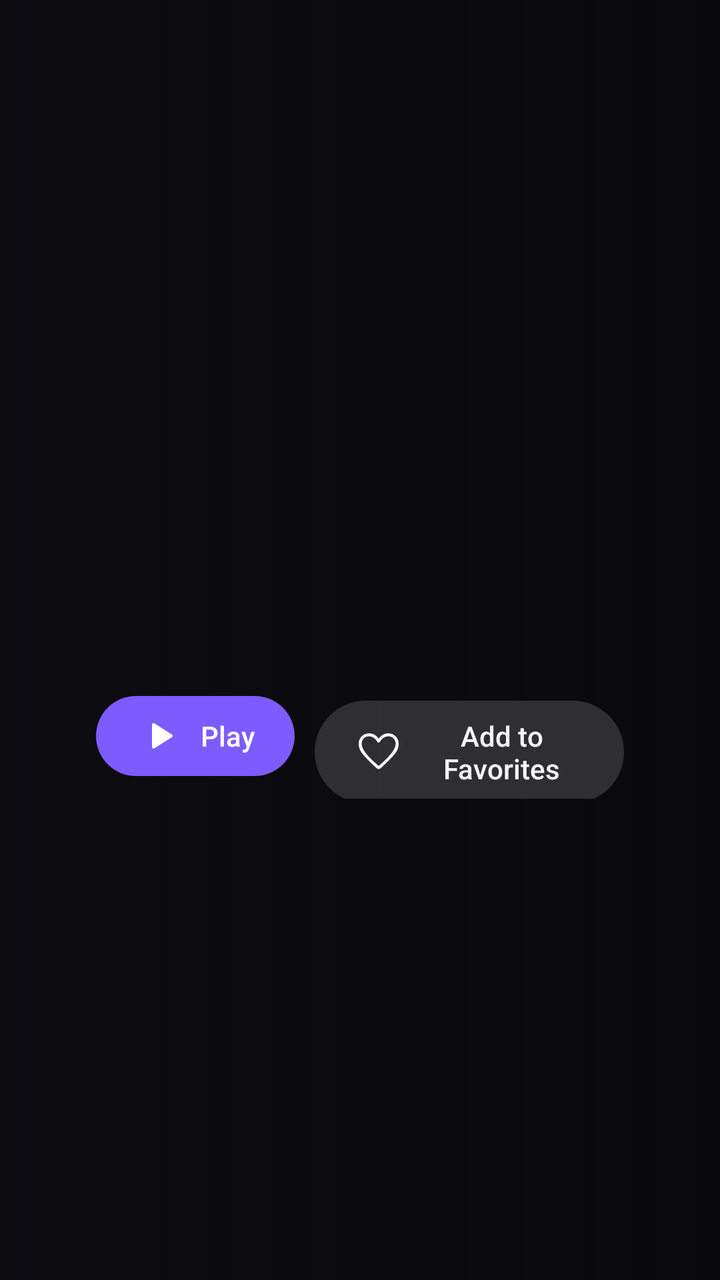
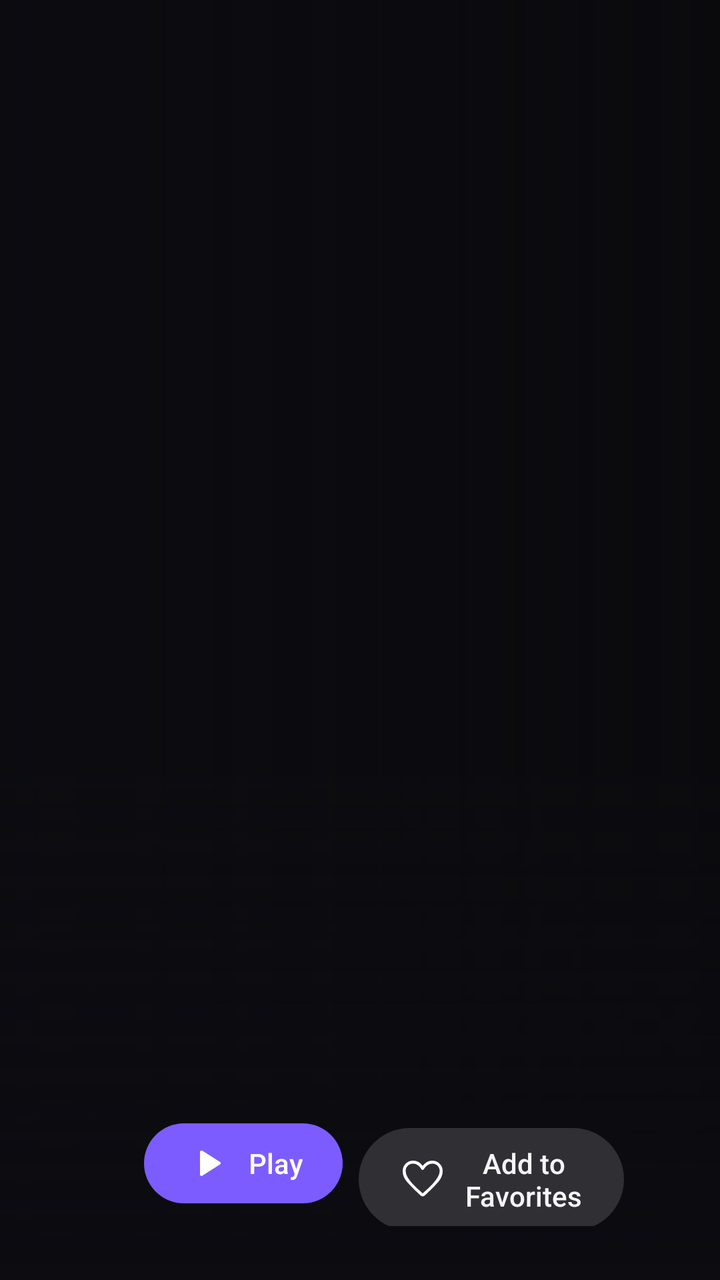

Before-and-after screenshots of an Android layout around one commit, followed by the original layout XML and the change that was made.
<!-- AndroidManifest.xml: application theme Theme.Pstv -->
<!-- res/layout/activity_detail.xml -->
<?xml version="1.0" encoding="utf-8"?>
<FrameLayout xmlns:android="http://schemas.android.com/apk/res/android"
    android:layout_width="match_parent"
    android:layout_height="match_parent"
    android:background="@color/bg">

    <ImageView android:id="@+id/backdrop" android:layout_width="match_parent" android:layout_height="match_parent" android:scaleType="centerCrop" />
    <View android:layout_width="match_parent" android:layout_height="match_parent" android:background="@drawable/scrim_left" />

    <LinearLayout
        android:layout_width="match_parent"
        android:layout_height="match_parent"
        android:orientation="horizontal"
        android:paddingBottom="@dimen/safe_v"
        android:paddingLeft="@dimen/safe_h"
        android:paddingRight="@dimen/safe_h"
        android:paddingTop="@dimen/safe_v">

        <LinearLayout
            android:layout_width="0dp"
            android:layout_height="match_parent"
            android:layout_weight="1"
            android:gravity="center_vertical"
            android:orientation="vertical">

            <TextView android:id="@+id/d_title" android:layout_width="match_parent" android:layout_height="wrap_content" android:textColor="@color/text" android:textSize="@dimen/type_display" android:fontFamily="@string/font_strong" />
            <TextView android:id="@+id/d_meta" android:layout_width="match_parent" android:layout_height="wrap_content" android:layout_marginTop="4dp" android:textColor="@color/text_dim" android:textSize="@dimen/type_body" />
            <TextView android:id="@+id/d_desc" android:layout_width="match_parent" android:layout_height="wrap_content" android:layout_marginTop="10dp" android:ellipsize="end" android:maxLines="7" android:textColor="@color/text" android:textSize="@dimen/type_body" />

            <LinearLayout android:layout_width="wrap_content" android:layout_height="wrap_content" android:layout_marginTop="18dp" android:orientation="horizontal">
                <TextView android:id="@+id/d_play" style="@style/BtnPrimary" android:drawableLeft="@drawable/ic_play" android:layout_width="wrap_content" android:layout_height="wrap_content" android:layout_marginRight="10dp" android:text="Play" />
                <TextView android:id="@+id/d_fav" style="@style/Btn" android:drawableLeft="@drawable/ic_fav" android:layout_width="wrap_content" android:layout_height="wrap_content" android:text="Add to Favorites" />
            </LinearLayout>
        </LinearLayout>

        <androidx.recyclerview.widget.RecyclerView
            android:id="@+id/episodes"
            android:layout_width="0dp"
            android:layout_height="match_parent"
            android:layout_marginLeft="24dp"
            android:layout_weight="1"
            android:visibility="gone" />
    </LinearLayout>
</FrameLayout>
<!-- resources referenced by this layout -->
<resources>
  <color name="bg">#0A0A0D</color>
  <color name="text">#F5F5FA</color>
  <color name="text_dim">#A3A3B5</color>
  <dimen name="safe_h">48dp</dimen>
  <dimen name="safe_v">27dp</dimen>
  <dimen name="type_body">14sp</dimen>
  <dimen name="type_display">28sp</dimen>
  <!-- drawable scrim_left (drawable) -->
  <?xml version="1.0" encoding="utf-8"?>
  <shape xmlns:android="http://schemas.android.com/apk/res/android" android:shape="rectangle">
      <gradient android:angle="0" android:startColor="#F00B0B10" android:centerColor="#900B0B10" android:endColor="#000B0B10" />
  </shape>
  <string name="font_strong">sans-serif-black</string>
  <style name="BtnPrimary" parent="Btn">
          <item name="android:background">@drawable/btn_primary_bg</item>
          <item name="android:textColor">@color/on_accent</item>
          <item name="android:drawableTint">@color/on_accent</item>
      </style>
  <string name="font_medium">sans-serif-medium</string>
  <color name="on_accent">#FFFFFF</color>
  <color name="accent">#7C5CFF</color>
  <string name="font_regular">sans-serif</string>
  <color name="focus_ring">#FFFFFF</color>
  <dimen name="radius_pill">28dp</dimen>
  <color name="pill_idle">#26FFFFFF</color>
  <color name="surface">#14141A</color>
  <!-- drawable frost_panel (drawable) -->
  <?xml version="1.0" encoding="utf-8"?>
  <shape xmlns:android="http://schemas.android.com/apk/res/android" android:shape="rectangle">
      <solid android:color="@color/frost" />
      <stroke android:width="1dp" android:color="@color/frost_edge" />
      <corners android:radius="@dimen/radius_panel" />
  </shape>
  <color name="frost">#D112121A</color>
  <color name="frost_edge">#1FFFFFFF</color>
  <dimen name="radius_panel">16dp</dimen>
  <!-- unchanged entries left out for length: 7 -->
</resources>

<!-- the commit's change to res/layout/activity_detail.xml (unified diff, before → after) -->
@@ -6,39 +6,56 @@
 
     <ImageView android:id="@+id/backdrop" android:layout_width="match_parent" android:layout_height="match_parent" android:scaleType="centerCrop" />
     <View android:layout_width="match_parent" android:layout_height="match_parent" android:background="@drawable/scrim_left" />
+    <View android:layout_width="match_parent" android:layout_height="260dp" android:layout_gravity="bottom" android:background="@drawable/scrim_bottom" />
 
     <LinearLayout
         android:layout_width="match_parent"
         android:layout_height="match_parent"
-        android:orientation="horizontal"
+        android:orientation="vertical"
         android:paddingBottom="@dimen/safe_v"
-        android:paddingLeft="@dimen/safe_h"
+        android:paddingLeft="@dimen/content_start"
         android:paddingRight="@dimen/safe_h"
         android:paddingTop="@dimen/safe_v">
 
         <LinearLayout
-            android:layout_width="0dp"
-            android:layout_height="match_parent"
+            android:layout_width="match_parent"
+            android:layout_height="0dp"
             android:layout_weight="1"
-            android:gravity="center_vertical"
+            android:gravity="bottom"
             android:orientation="vertical">
 
-            <TextView android:id="@+id/d_title" android:layout_width="match_parent" android:layout_height="wrap_content" android:textColor="@color/text" android:textSize="@dimen/type_display" android:fontFamily="@string/font_strong" />
-            <TextView android:id="@+id/d_meta" android:layout_width="match_parent" android:layout_height="wrap_content" android:layout_marginTop="4dp" android:textColor="@color/text_dim" android:textSize="@dimen/type_body" />
-            <TextView android:id="@+id/d_desc" android:layout_width="match_parent" android:layout_height="wrap_content" android:layout_marginTop="10dp" android:ellipsize="end" android:maxLines="7" android:textColor="@color/text" android:textSize="@dimen/type_body" />
-
-            <LinearLayout android:layout_width="wrap_content" android:layout_height="wrap_content" android:layout_marginTop="18dp" android:orientation="horizontal">
-                <TextView android:id="@+id/d_play" style="@style/BtnPrimary" android:drawableLeft="@drawable/ic_play" android:layout_width="wrap_content" android:layout_height="wrap_content" android:layout_marginRight="10dp" android:text="Play" />
-                <TextView android:id="@+id/d_fav" style="@style/Btn" android:drawableLeft="@drawable/ic_fav" android:layout_width="wrap_content" android:layout_height="wrap_content" android:text="Add to Favorites" />
+            <TextView android:id="@+id/d_title" android:layout_width="520dp" android:layout_height="wrap_content" android:ellipsize="end" android:fontFamily="@string/font_strong" android:maxLines="2" android:textColor="@color/text" android:textSize="@dimen/type_display" />
+            <LinearLayout android:layout_width="wrap_content" android:layout_height="wrap_content" android:layout_marginTop="6dp" android:orientation="horizontal">
+                <TextView android:id="@+id/d_c1" style="@style/Chip" android:layout_width="wrap_content" android:layout_height="wrap_content" />
+                <TextView android:id="@+id/d_c2" style="@style/Chip" android:layout_width="wrap_content" android:layout_height="wrap_content" />
+                <TextView android:id="@+id/d_c3" style="@style/Chip" android:layout_width="wrap_content" android:layout_height="wrap_content" />
+            </LinearLayout>
+            <TextView android:id="@+id/d_desc" android:layout_width="520dp" android:layout_height="wrap_content" android:layout_marginTop="8dp" android:ellipsize="end" android:maxLines="4" android:textColor="@color/text" android:textSize="@dimen/type_caption" />
+            <LinearLayout android:layout_width="wrap_content" android:layout_height="wrap_content" android:layout_marginTop="12dp" android:orientation="horizontal">
+                <TextView android:id="@+id/d_play" style="@style/BtnPrimary" android:layout_width="wrap_content" android:layout_height="wrap_content" android:layout_marginRight="8dp" android:drawableLeft="@drawable/ic_play" android:text="Play" />
+                <TextView android:id="@+id/d_fav" style="@style/Btn" android:layout_width="wrap_content" android:layout_height="wrap_content" android:drawableLeft="@drawable/ic_fav" android:text="Add to Favorites" />
             </LinearLayout>
         </LinearLayout>
 
-        <androidx.recyclerview.widget.RecyclerView
-            android:id="@+id/episodes"
-            android:layout_width="0dp"
-            android:layout_height="match_parent"
-            android:layout_marginLeft="24dp"
-            android:layout_weight="1"
-            android:visibility="gone" />
+        <LinearLayout
+            android:id="@+id/series_area"
+            android:layout_width="match_parent"
+            android:layout_height="wrap_content"
+            android:layout_marginTop="12dp"
+            android:orientation="vertical"
+            android:visibility="gone">
+
+            <TextView android:id="@+id/season_btn" style="@style/Btn" android:layout_width="wrap_content" android:layout_height="wrap_content" android:drawablePadding="10dp" android:drawableRight="@drawable/ic_expand" android:text="Season 1" />
+            <TextView android:id="@+id/ep_title" android:layout_width="match_parent" android:layout_height="wrap_content" android:layout_marginTop="10dp" android:ellipsize="end" android:fontFamily="@string/font_strong" android:maxLines="1" android:textColor="@color/text" android:textSize="@dimen/type_title" />
+            <TextView android:id="@+id/ep_desc" android:layout_width="520dp" android:layout_height="wrap_content" android:layout_marginTop="2dp" android:ellipsize="end" android:maxLines="2" android:textColor="@color/text_dim" android:textSize="@dimen/type_caption" />
+            <androidx.recyclerview.widget.RecyclerView
+                android:id="@+id/ep_list"
+                android:layout_width="match_parent"
+                android:layout_height="wrap_content"
+                android:clipChildren="false"
+                android:clipToPadding="false"
+                android:paddingBottom="2dp"
+                android:paddingTop="12dp" />
+        </LinearLayout>
     </LinearLayout>
 </FrameLayout>
<!-- resource entries referenced after the edit -->
@@ -3,10 +3,26 @@
   <color name="bg">#0A0A0D</color>
   <color name="text">#F5F5FA</color>
   <color name="text_dim">#A3A3B5</color>
+  <dimen name="content_start">72dp</dimen>
   <dimen name="safe_h">48dp</dimen>
   <dimen name="safe_v">27dp</dimen>
+  <dimen name="type_caption">12sp</dimen>
   <dimen name="type_body">14sp</dimen>
   <dimen name="type_display">28sp</dimen>
+  <dimen name="type_title">17sp</dimen>
+  <!-- drawable ic_expand (drawable) -->
+  <?xml version="1.0" encoding="utf-8"?>
+  <vector xmlns:android="http://schemas.android.com/apk/res/android"
+      android:width="24dp" android:height="24dp" android:viewportWidth="960" android:viewportHeight="960">
+      <group android:translateY="960">
+          <path android:fillColor="#FFFFFFFF" android:pathData="M469-358q-5-2-10-7L261-563q-9-9-8.5-21.5T262-606q9-9 21.5-9t21.5 9l175 176 176-176q9-9 21-8.5t21 9.5q9 9 9 21.5t-9 21.5L501-365q-5 5-10 7t-11 2q-6 0-11-2Z" />
+      </group>
+  </vector>
+  <!-- drawable scrim_bottom (drawable) -->
+  <?xml version="1.0" encoding="utf-8"?>
+  <shape xmlns:android="http://schemas.android.com/apk/res/android" android:shape="rectangle">
+      <gradient android:angle="90" android:startColor="#FF0B0B10" android:endColor="#000B0B10" />
+  </shape>
   <!-- drawable scrim_left (drawable) -->
   <?xml version="1.0" encoding="utf-8"?>
   <shape xmlns:android="http://schemas.android.com/apk/res/android" android:shape="rectangle">
@@ -18,8 +34,28 @@
           <item name="android:textColor">@color/on_accent</item>
           <item name="android:drawableTint">@color/on_accent</item>
       </style>
+  <style name="Chip">
+          <item name="android:background">@drawable/chip_bg</item>
+          <item name="android:textColor">@color/text</item>
+          <item name="android:textSize">@dimen/type_micro</item>
+          <item name="android:paddingLeft">8dp</item>
+          <item name="android:paddingRight">8dp</item>
+          <item name="android:paddingTop">3dp</item>
+          <item name="android:paddingBottom">3dp</item>
+          <item name="android:layout_marginRight">6dp</item>
+          <item name="android:maxLines">1</item>
+          <item name="android:visibility">gone</item>
+      </style>
   <string name="font_medium">sans-serif-medium</string>
   <color name="on_accent">#FFFFFF</color>
+  <!-- drawable chip_bg (drawable) -->
+  <?xml version="1.0" encoding="utf-8"?>
+  <shape xmlns:android="http://schemas.android.com/apk/res/android" android:shape="rectangle">
+      <solid android:color="@color/frost" />
+      <stroke android:width="1dp" android:color="@color/frost_edge" />
+      <corners android:radius="@dimen/radius_chip" />
+  </shape>
+  <dimen name="type_micro">11sp</dimen>
   <color name="accent">#7C5CFF</color>
   <string name="font_regular">sans-serif</string>
   <color name="focus_ring">#FFFFFF</color>
@@ -35,6 +71,7 @@
   </shape>
   <color name="frost">#D112121A</color>
   <color name="frost_edge">#1FFFFFFF</color>
+  <dimen name="radius_chip">8dp</dimen>
   <dimen name="radius_panel">16dp</dimen>
   <!-- unchanged entries left out for length: 7 -->
 </resources>
